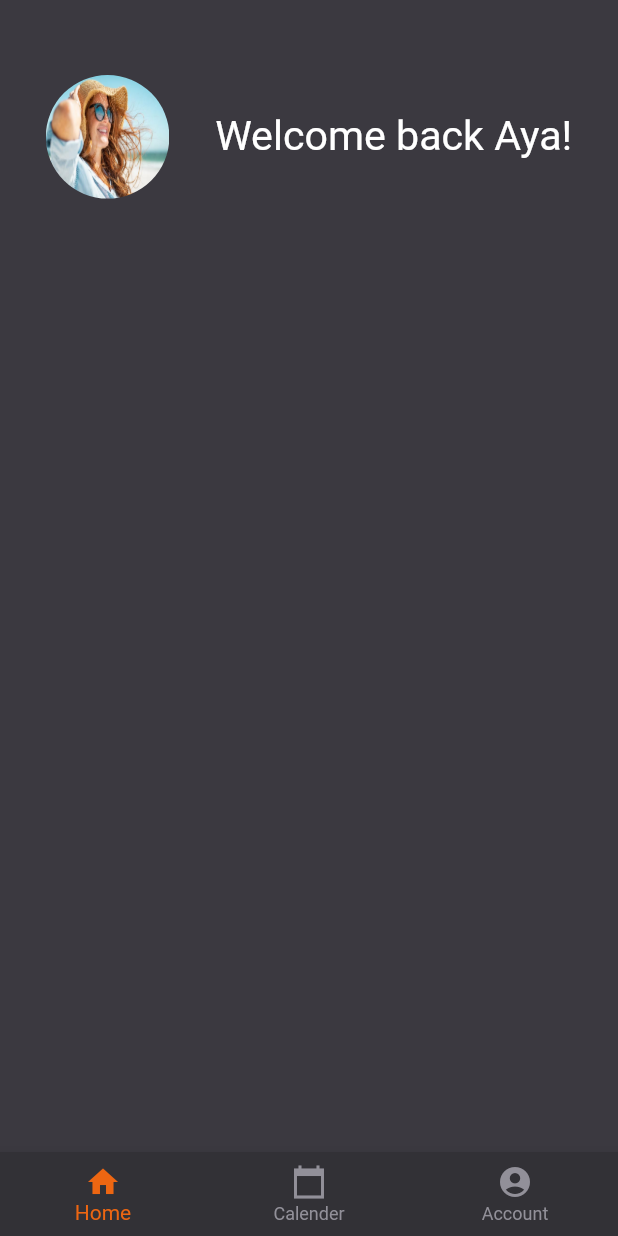
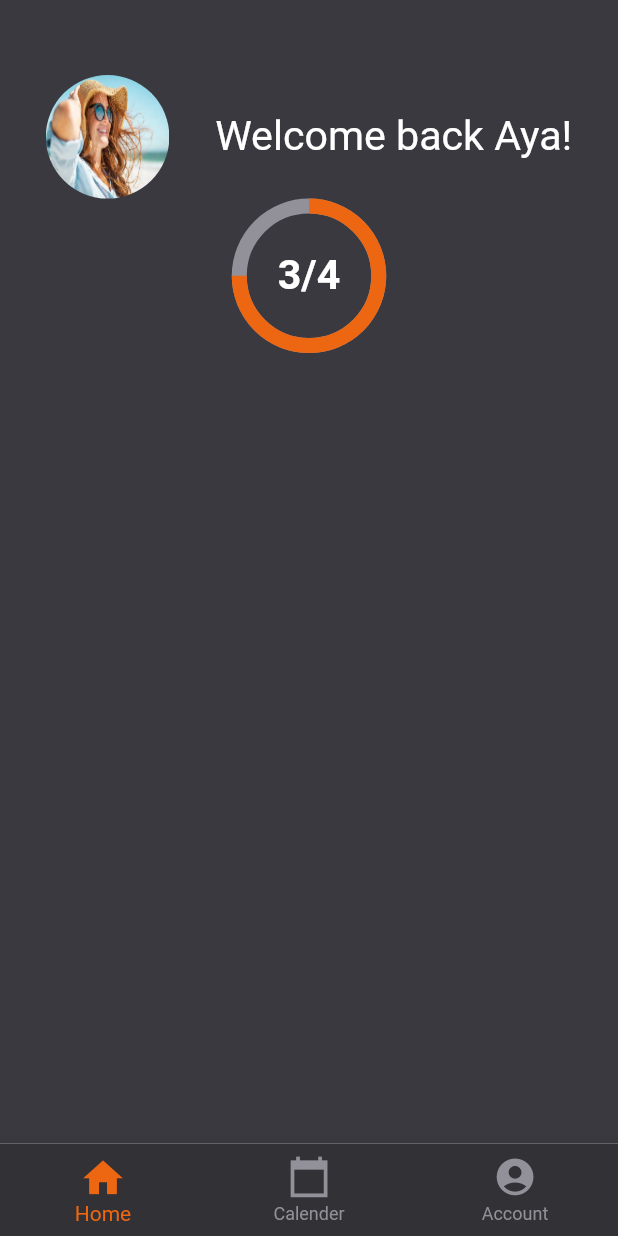
Before and after one commit to ayaadelhassan/Taskaty, a Flutter app: the screen it shows after launch, on a phone screen of 412 x 824 dp. Run offline on Flutter 3.47's test engine with Material 2 defaults, Android fonts, the phone set to English and light mode, and no system bars; drawn by our look-alikes of percent_indicator.

Commit message:
Home: Progress Bar

```diff
--- /dev/null
+++ b/lib/logic/global_variables.dart
@@ -0,0 +1,21 @@
+import 'package:flutter/material.dart';
+class Global_Variables {
+
+  ////////function to get the current device's width
+  static double getDeviceWidth(BuildContext context){
+    return MediaQuery.of(context).size.width;
+  }
+
+  ////////function to get the current device's height
+  static double getDeviceHeight(BuildContext context){
+    return MediaQuery.of(context).size.height;
+  }
+
+
+  ////Colors:
+  static var orange = const Color(0xffff914d);
+  static var dark_orange = const Color(0xffED6612);
+  static var light_grey = const Color(0xff929099);
+  static var grey = const Color(0xff3b3940);
+  static var dark_grey = const Color(0xff323136);
+}
--- a/lib/main.dart
+++ b/lib/main.dart
@@ -1,4 +1,8 @@
+import 'package:flutter/cupertino.dart';
 import 'package:flutter/material.dart';
+import 'package:provider/provider.dart';
+import 'package:taskaty/logic/global_variables.dart';
+import 'package:taskaty/providers/bottom_bar_provider.dart';
 import 'dart:async';
 
 import 'package:taskaty/screens/home.dart';
@@ -11,13 +15,20 @@ class MyApp extends StatelessWidget {
   // This widget is the root of your application.
   @override
   Widget build(BuildContext context) {
-    return MaterialApp(
+    return MultiProvider(
+      providers: [
+        ChangeNotifierProvider(
+          create: (_)=> Bottom_Bar_Provider(),
+        ),
+      ],
+      child: MaterialApp(
         title: 'Taskaty',
         theme: ThemeData(
           primarySwatch: Colors.grey,
         ),
         home: MyHomePage(title: 'Taskaty'),
         debugShowCheckedModeBanner: false,
+      ),
     );
   }
 }
@@ -44,11 +55,18 @@ class _MyHomePageState extends State<MyHomePage> {
   @override
   Widget build(BuildContext context) {
     return Container(
-        color: const Color(0xffff914d),
-        child: Image.asset(
+        color: Global_Variables.orange,
+        child: Column(
+          mainAxisAlignment: MainAxisAlignment.center,
+          crossAxisAlignment: CrossAxisAlignment.center,
+          children: [
+            Image.asset(
               'assets/logos/taskaty_logo2.png',
               width: 180.0,
               height: 180.0,
-        ));
+            ),
+          ],
+        )
+    );
   }
 }
--- /dev/null
+++ b/lib/providers/bottom_bar_provider.dart
@@ -0,0 +1,14 @@
+import 'package:flutter/material.dart';
+
+class Bottom_Bar_Provider extends ChangeNotifier{
+  int _selectedIndex = 0;
+
+  int get getSelectedIndex {
+    return _selectedIndex;
+  }
+  void onItemTapped(int index) {
+      _selectedIndex = index;
+      print(_selectedIndex);
+      notifyListeners();
+  }
+}
--- a/lib/screens/home.dart
+++ b/lib/screens/home.dart
@@ -1,57 +1,22 @@
 import 'package:flutter/cupertino.dart';
 import 'package:flutter/material.dart';
 import 'package:flutter/rendering.dart';
-class Home extends StatefulWidget {
-  @override
-  _HomeState createState() => _HomeState();
-}
+import 'package:taskaty/logic/global_variables.dart';
+import 'package:taskaty/widgets/bottom_bar.dart';
+import 'package:taskaty/widgets/circular_progress_bar.dart';
+class Home extends StatelessWidget {
 
-class _HomeState extends State<Home> {
-  //the bottom app bar variables and function
-  int _selectedIndex = 0;
-  void _onItemTapped(int index) {
-    setState(() {
-      _selectedIndex = index;
-    });
-  }
-  ////////////////////////////////////////////
   @override
   Widget build(BuildContext context) {
-    //getting size of the device's screen
-    double width = MediaQuery.of(context).size.width;
-    double height = MediaQuery.of(context).size.height;
     //////////////////////////////////////////////////
-    double pic_size = width/5;
-    double name_font_size = width/15;
+    double pic_size = Global_Variables.getDeviceWidth(context)/5;
+    double name_font_size = Global_Variables.getDeviceWidth(context)/15;
     //////////////////////////////////////////////////
      return Scaffold(
        //bottom bar
-        bottomNavigationBar: BottomNavigationBar(
-          unselectedIconTheme: IconThemeData(
-            color: const Color(0xff929099),
-          ),
-          unselectedItemColor: const Color(0xff929099),
-          selectedItemColor: const Color(0xffED6612),
-          backgroundColor: const Color(0xff323136),
-          items: const <BottomNavigationBarItem>[
-            BottomNavigationBarItem(
-              icon: Icon(Icons.home),
-              label: 'Home',
-            ),
-            BottomNavigationBarItem(
-              icon: Icon(Icons.calendar_today_sharp),
-              label: 'Calender',
-            ),
-            BottomNavigationBarItem(
-              icon: Icon(Icons.account_circle),
-              label: 'Account',
-            ),
-          ],
-          currentIndex: _selectedIndex, //New
-          onTap: _onItemTapped,         //New
-        ),
+        bottomNavigationBar: Bottom_Bar(),
       body: Container(
-        color: const Color(0xff3b3940),
+        color: Global_Variables.grey,
         child: Center(
           child: Padding(
             padding: const EdgeInsets.fromLTRB(0, 50, 0, 0),
@@ -84,6 +49,7 @@ class _HomeState extends State<Home> {
                      )
                    ],
                  ),
+                new Cricular_Brogress_Bar(),
               ],
             ),
           )
--- /dev/null
+++ b/lib/widgets/bottom_bar.dart
@@ -0,0 +1,42 @@
+import 'package:flutter/material.dart';
+import 'package:provider/provider.dart';
+import 'package:taskaty/logic/global_variables.dart';
+import 'package:taskaty/providers/bottom_bar_provider.dart';
+class Bottom_Bar extends StatelessWidget {
+  @override
+  Widget build(BuildContext context) {
+    //////////////////Variables////////////////////////
+    double icon_size_unselected = Global_Variables.getDeviceWidth(context)/14;
+    double icon_size_selected = Global_Variables.getDeviceWidth(context)/13;
+    /////////////////////////////////////////////////
+
+    return BottomNavigationBar(
+      unselectedIconTheme: IconThemeData(
+        color: Global_Variables.light_grey,
+        size: icon_size_unselected,
+      ),
+      selectedIconTheme: IconThemeData(
+        size: icon_size_selected,
+      ),
+      unselectedItemColor: Global_Variables.light_grey,
+      selectedItemColor: Global_Variables.dark_orange,
+      backgroundColor: Global_Variables.dark_grey,
+      items: const <BottomNavigationBarItem>[
+        BottomNavigationBarItem(
+          icon: Icon(Icons.home),
+          label: 'Home',
+        ),
+        BottomNavigationBarItem(
+          icon: Icon(Icons.calendar_today_sharp),
+          label: 'Calender',
+        ),
+        BottomNavigationBarItem(
+          icon: Icon(Icons.account_circle),
+          label: 'Account',
+        ),
+      ],
+      currentIndex: Provider.of<Bottom_Bar_Provider>(context).getSelectedIndex, //New
+      onTap: Provider.of<Bottom_Bar_Provider>(context, listen: false).onItemTapped,         //New
+    );
+  }
+}
--- /dev/null
+++ b/lib/widgets/circular_progress_bar.dart
@@ -0,0 +1,25 @@
+import 'package:flutter/material.dart';
+import 'package:percent_indicator/circular_percent_indicator.dart';
+import 'package:taskaty/logic/global_variables.dart';
+class Cricular_Brogress_Bar extends StatelessWidget {
+  @override
+  Widget build(BuildContext context) {
+    var radius = Global_Variables.getDeviceWidth(context)/4;
+    var font_size = Global_Variables.getDeviceWidth(context)/15;
+    return CircularPercentIndicator(
+      radius: radius,
+      animation: true,
+      animationDuration: 1200,
+      lineWidth: 10,
+      percent: 0.75,
+      center: new Text(
+        "3/4",
+        style:
+        new TextStyle(fontWeight: FontWeight.bold, fontSize: font_size, color: Colors.white),
+      ),
+      circularStrokeCap: CircularStrokeCap.butt,
+      backgroundColor: Global_Variables.light_grey,
+      progressColor: Global_Variables.dark_orange,
+    );
+  }
+}
--- a/pubspec.yaml
+++ b/pubspec.yaml
@@ -28,6 +28,8 @@ dependencies:
   # The following adds the Cupertino Icons font to your application.
   # Use with the CupertinoIcons class for iOS style icons.
   cupertino_icons: ^1.0.2
+  provider: ^6.0.0
+  percent_indicator: ^3.0.1
 
 dev_dependencies:
   flutter_launcher_icons: "^0.9.2"
```
Also changed, not shown: pubspec.lock. Lines whose indentation alone changed are shown as unchanged.
